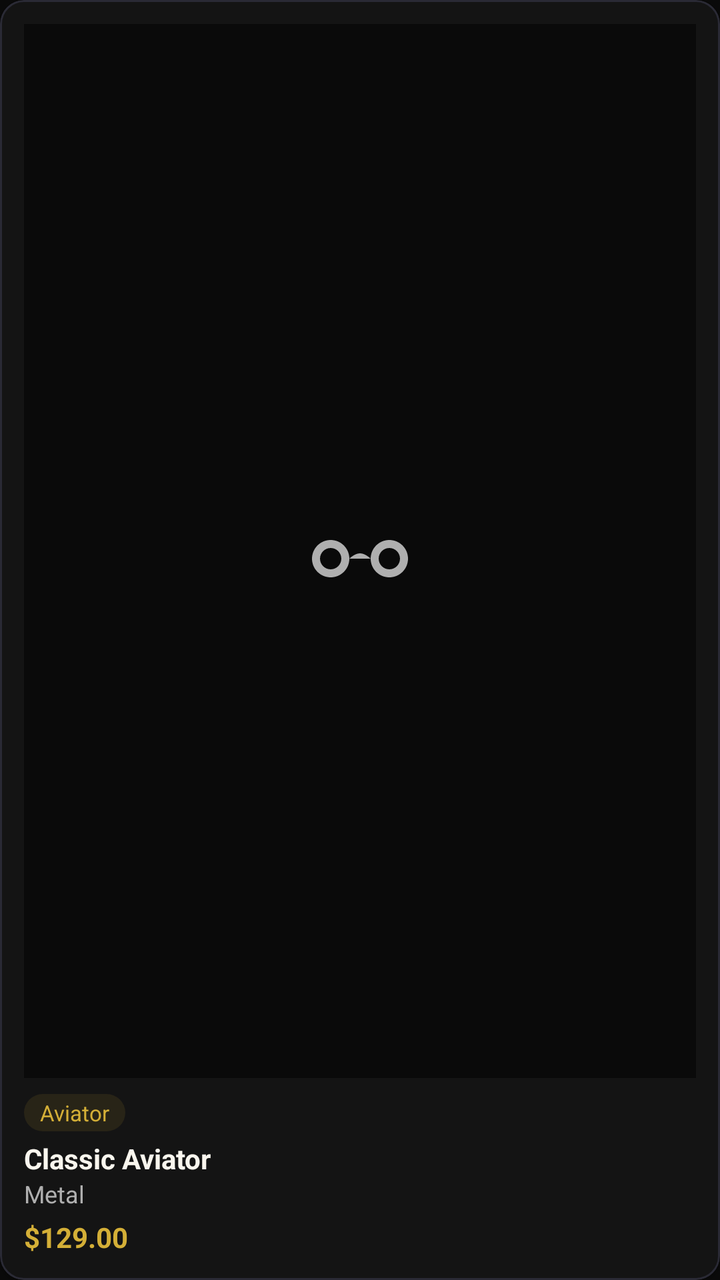
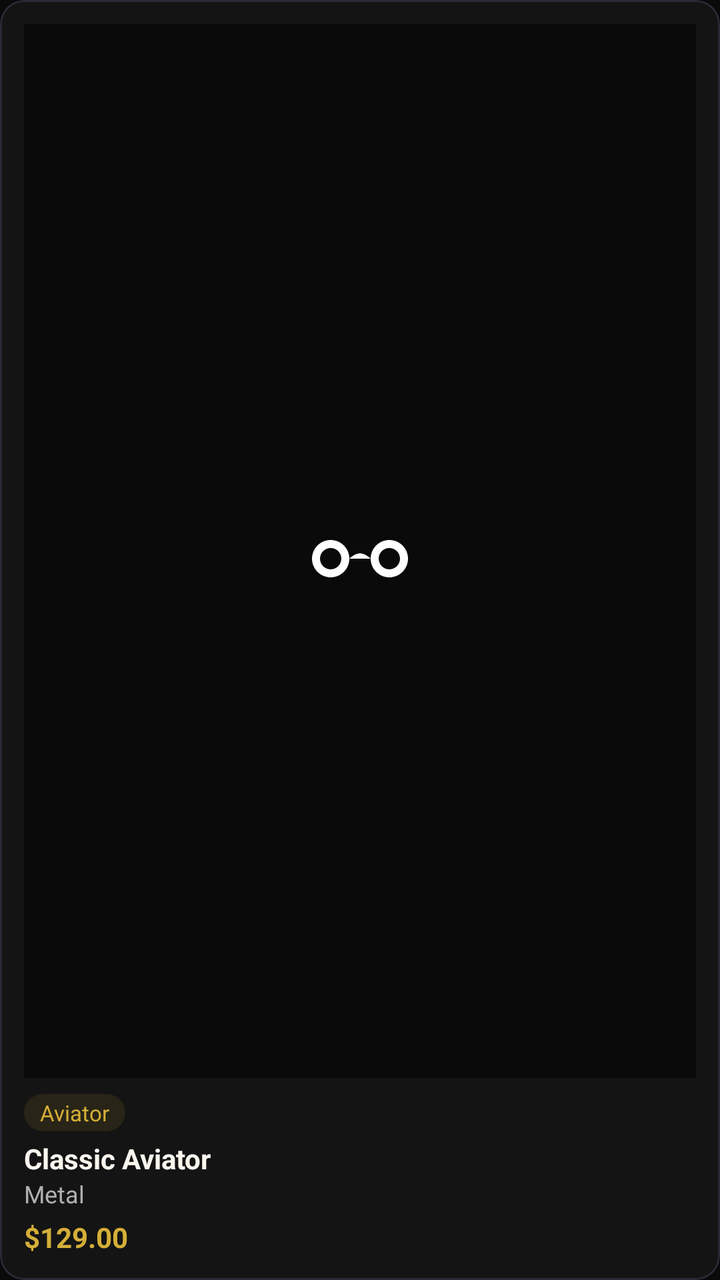

The first picture is an Android layout as it rendered before a commit; the second is the same layout after the commit. The layout source and the unified diff follow.
<!-- AndroidManifest.xml: application theme Theme.LensMatch -->
<!-- res/layout/item_frame_card.xml -->
<?xml version="1.0" encoding="utf-8"?>
<com.google.android.material.card.MaterialCardView xmlns:android="http://schemas.android.com/apk/res/android"
    xmlns:app="http://schemas.android.com/apk/res-auto"
    android:layout_width="match_parent"
    android:layout_height="240dp"
    android:layout_margin="8dp"
    app:cardBackgroundColor="@color/bgCard"
    app:cardCornerRadius="12dp"
    app:strokeColor="@color/borderCard"
    app:strokeWidth="1dp">

    <LinearLayout
        android:layout_width="match_parent"
        android:layout_height="match_parent"
        android:orientation="vertical"
        android:padding="12dp">

        <FrameLayout
            android:layout_width="match_parent"
            android:layout_height="0dp"
            android:layout_weight="1"
            android:background="@color/bgPrimary">

            <ImageView
                android:id="@+id/iv_frame"
                android:layout_width="64dp"
                android:layout_height="64dp"
                android:layout_gravity="center"
                android:src="@drawable/ic_eyeglasses"
                app:tint="@color/textSecondary" />
        </FrameLayout>

        <TextView
            android:id="@+id/tv_shape_badge"
            android:layout_width="wrap_content"
            android:layout_height="wrap_content"
            android:layout_marginTop="8dp"
            android:background="@drawable/bg_confidence_chip"
            android:paddingHorizontal="8dp"
            android:paddingVertical="2dp"
            android:text="Aviator"
            android:textColor="@color/accentGold"
            android:textSize="11sp" />

        <TextView
            android:id="@+id/tv_frame_name"
            android:layout_width="match_parent"
            android:layout_height="wrap_content"
            android:layout_marginTop="4dp"
            android:ellipsize="end"
            android:maxLines="1"
            android:text="Classic Aviator"
            android:textColor="@color/textPrimary"
            android:textSize="14sp"
            android:textStyle="bold" />

        <TextView
            android:id="@+id/tv_frame_material"
            android:layout_width="match_parent"
            android:layout_height="wrap_content"
            android:text="Metal"
            android:textColor="@color/textSecondary"
            android:textSize="12sp" />

        <TextView
            android:id="@+id/tv_frame_price"
            android:layout_width="match_parent"
            android:layout_height="wrap_content"
            android:layout_marginTop="4dp"
            android:text="$129.00"
            android:textColor="@color/accentGold"
            android:textSize="14sp"
            android:textStyle="bold" />
    </LinearLayout>
</com.google.android.material.card.MaterialCardView>
<!-- resources referenced by this layout -->
<resources>
  <color name="accentGold">#D4AF37</color>
  <color name="bgCard">#141414</color>
  <color name="bgPrimary">#0A0A0A</color>
  <color name="borderCard">#2A2A35</color>
  <color name="textPrimary">#F9F6EE</color>
  <color name="textSecondary">#AFAFAF</color>
  <!-- drawable bg_confidence_chip (drawable) -->
  <?xml version="1.0" encoding="utf-8"?>
  <shape xmlns:android="http://schemas.android.com/apk/res/android"
      android:shape="rectangle">
      <solid android:color="#1AD4AF37" />
      <corners android:radius="12dp" />
  </shape>
  <!-- drawable ic_eyeglasses (drawable) -->
  <vector xmlns:android="http://schemas.android.com/apk/res/android"
      android:width="24dp"
      android:height="24dp"
      android:viewportWidth="24"
      android:viewportHeight="24">
    <path
        android:fillColor="#FFFFFFFF"
        android:pathData="M6.5,10C4.57,10 3,11.57 3,13.5C3,15.43 4.57,17 6.5,17C8.43,17 10,15.43 10,13.5C10,11.57 8.43,10 6.5,10ZM6.5,15.5C5.4,15.5 4.5,14.6 4.5,13.5C4.5,12.4 5.4,11.5 6.5,11.5C7.6,11.5 8.5,12.4 8.5,13.5C8.5,14.6 7.6,15.5 6.5,15.5ZM17.5,10C15.57,10 14,11.57 14,13.5C14,15.43 15.57,17 17.5,17C19.43,17 21,15.43 21,13.5C21,11.57 19.43,10 17.5,10ZM17.5,15.5C16.4,15.5 15.5,14.6 15.5,13.5C15.5,12.4 16.4,11.5 17.5,11.5C18.6,11.5 19.5,12.4 19.5,13.5C19.5,14.6 18.6,15.5 17.5,15.5ZM10,13.5C10,13.5 11,12.5 12,12.5C13,12.5 14,13.5 14,13.5"/>
  </vector>
  <style name="Theme.LensMatch" parent="Theme.MaterialComponents.DayNight.NoActionBar">
      <item name="colorPrimary">@color/accentGold</item>
      <item name="colorPrimaryVariant">@color/accentGold</item>
      <item name="colorOnPrimary">@color/bgCard</item>
      <item name="colorSecondary">@color/accentGold</item>
      <item name="colorSecondaryVariant">@color/accentGold</item>
      <item name="colorOnSecondary">@color/bgCard</item>
      <item name="android:statusBarColor">@color/bgPrimary</item>
      <item name="android:windowBackground">@color/bgPrimary</item>
      <item name="android:textColorPrimary">@color/textPrimary</item>
      <item name="android:textColorSecondary">@color/textSecondary</item>
      <item name="bottomNavigationStyle">@style/Widget.LensMatch.BottomNavigationView</item>
    </style>
  <style name="Widget.LensMatch.BottomNavigationView" parent="Widget.MaterialComponents.BottomNavigationView">
      <item name="backgroundTint">@color/bgCard</item>
      <item name="itemIconTint">@color/bottom_nav_color</item>
      <item name="itemTextColor">@color/bottom_nav_color</item>
      <item name="elevation">8dp</item>
    </style>
</resources>

<!-- the commit's change to res/layout/item_frame_card.xml (unified diff, before → after) -->
@@ -26,8 +26,7 @@
                 android:layout_width="64dp"
                 android:layout_height="64dp"
                 android:layout_gravity="center"
-                android:src="@drawable/ic_eyeglasses"
-                app:tint="@color/textSecondary" />
+                android:src="@drawable/ic_eyeglasses" />
         </FrameLayout>
 
         <TextView
